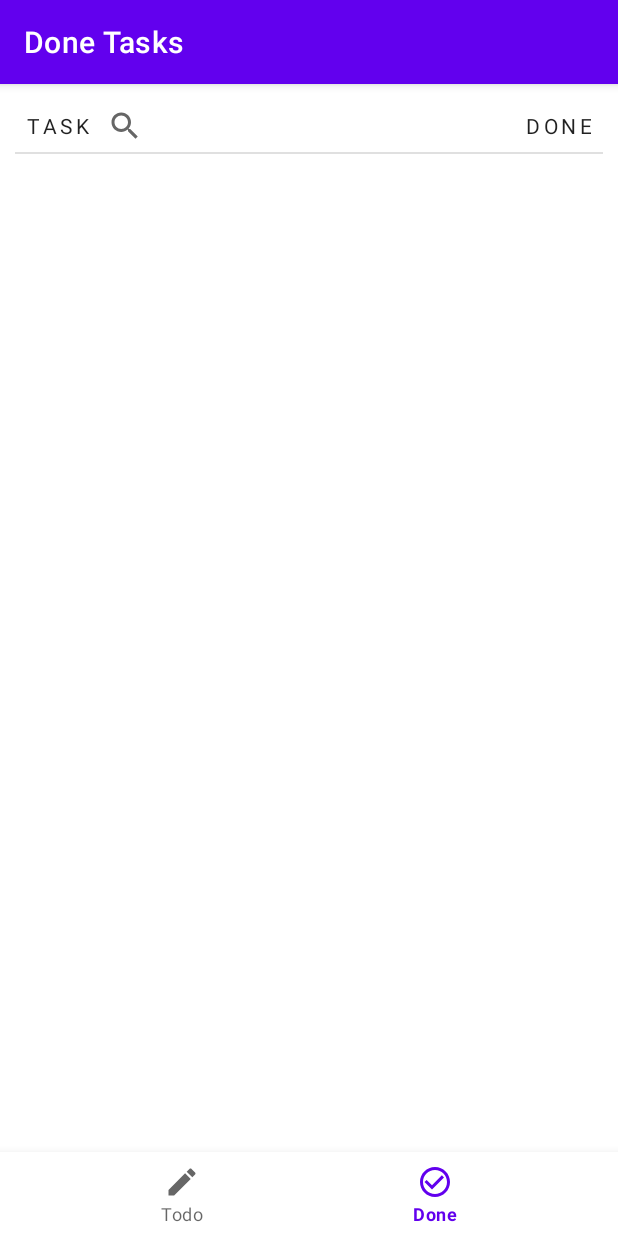
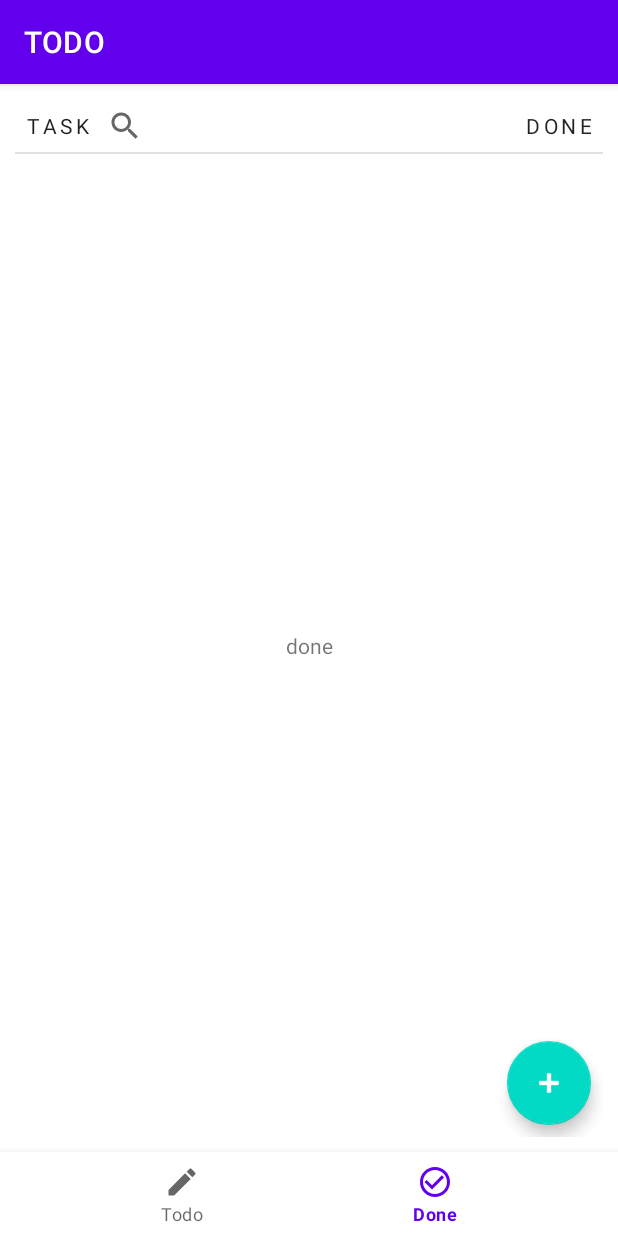
Before and after one commit to printjt/TODO-List, an Android app: the screen it shows after launch (MainActivity), item 2 of the bottom bar chosen, on a phone screen of 412 x 824 dp. Run offline under Robolectric (Android 15) with nearby library versions, the phone set to English and light mode, and no system bars; our stand-ins replace Room's generated code, navigation-ui; libraries missing offline, so code that uses them is left out: it.xabaras.android.

Commit message:
no message

```diff
--- a/app/src/main/java/com/example/inventory/AddItemFragment.kt
+++ b/app/src/main/java/com/example/inventory/AddItemFragment.kt
@@ -157,7 +157,7 @@ class AddItemFragment : Fragment() {
                 dir.toString(),
                 date
             )
-            val action = AddItemFragmentDirections.actionAddItemFragmentToItemListFragment()
+            val action = AddItemFragmentDirections.actionAddItemFragmentToItemListFragment("")
             findNavController().navigate(action)
         }
     }
@@ -175,7 +175,7 @@ class AddItemFragment : Fragment() {
                 false,
                 this.date
             )
-            val action = AddItemFragmentDirections.actionAddItemFragmentToItemListFragment()
+            val action = AddItemFragmentDirections.actionAddItemFragmentToItemListFragment("")
             findNavController().navigate(action)
         }
     }
--- a/app/src/main/java/com/example/inventory/ItemListDoneFragment.kt
+++ /dev/null
@@ -1,111 +0,0 @@
-/*
- * Copyright (C) 2021 The Android Open Source Project.
- *
- * Licensed under the Apache License, Version 2.0 (the "License");
- * you may not use this file except in compliance with the License.
- * You may obtain a copy of the License at
- *
- *     http://www.apache.org/licenses/LICENSE-2.0
- *
- * Unless required by applicable law or agreed to in writing, software
- * distributed under the License is distributed on an "AS IS" BASIS,
- * WITHOUT WARRANTIES OR CONDITIONS OF ANY KIND, either express or implied.
- * See the License for the specific language governing permissions and
- * limitations under the License.
- */
-
-package com.example.inventory
-
-import android.os.Bundle
-import android.view.LayoutInflater
-import android.view.View
-import android.view.ViewGroup
-import android.widget.SearchView
-import androidx.fragment.app.Fragment
-import androidx.fragment.app.activityViewModels
-import androidx.navigation.fragment.findNavController
-import androidx.recyclerview.widget.ItemTouchHelper
-import androidx.recyclerview.widget.LinearLayoutManager
-import androidx.recyclerview.widget.RecyclerView
-import com.example.inventory.databinding.ItemListDoneFragmentBinding
-
-/**
- * Main fragment displaying details for all items in the database.
- */
-class ItemListDoneFragment : Fragment() {
-    private val viewModel: InventoryViewModel by activityViewModels {
-        InventoryViewModelFactory(
-            (activity?.application as InventoryApplication).database.itemDao()
-        )
-    }
-
-    private var _binding: ItemListDoneFragmentBinding? = null
-    private val binding get() = _binding!!
-
-    override fun onCreateView(
-        inflater: LayoutInflater,
-        container: ViewGroup?,
-        savedInstanceState: Bundle?
-    ): View? {
-        _binding = ItemListDoneFragmentBinding.inflate(inflater, container, false)
-        return binding.root
-    }
-
-    override fun onViewCreated(view: View, savedInstanceState: Bundle?) {
-        super.onViewCreated(view, savedInstanceState)
-
-        val adapter = ItemListDoneAdapter {
-            val action =
-                ItemListDoneFragmentDirections.actionBlankFragmentToItemDetailFragment2(it.id)
-            this.findNavController().navigate(action)
-        }
-
-        val swipe = object : SwipeDeleteDone(binding.recyclerView1.context) {
-            override fun onSwiped(viewHolder: RecyclerView.ViewHolder, direction: Int) {
-                val position = viewHolder.adapterPosition
-                when (direction) {
-                    ItemTouchHelper.RIGHT -> viewModel.deleteItem(adapter.currentList[position])
-
-
-                }
-
-            }
-        }
-
-        val itemTouchHelper = ItemTouchHelper(swipe)
-        itemTouchHelper.attachToRecyclerView(binding.recyclerView1)
-
-        binding.recyclerView1.layoutManager = LinearLayoutManager(this.context)
-        binding.recyclerView1.adapter = adapter
-
-
-        // Attach an observer on the allItems list to update the UI automatically when the data
-        // changes.
-        viewModel.allItems.observe(this.viewLifecycleOwner) { items ->
-
-            items.let {
-                binding.search.setOnQueryTextListener(object : SearchView.OnQueryTextListener {
-                    override fun onQueryTextSubmit(query: String?): Boolean {
-                        return false
-                    }
-
-                    override fun onQueryTextChange(newText: String?): Boolean {
-                        adapter.submitList(items.filter { it.itemName.startsWith(newText!!,true) && it.isDone })
-                        return true
-                    }
-
-                })
-                adapter.submitList(items.filter { it.isDone })
-
-            }
-
-
-        }
-
-
-
-
-    }
-
-
-}
--- a/app/src/main/java/com/example/inventory/ItemListFragment.kt
+++ b/app/src/main/java/com/example/inventory/ItemListFragment.kt
@@ -17,6 +17,7 @@
 package com.example.inventory
 
 import android.os.Bundle
+import android.util.Log
 import android.view.LayoutInflater
 import android.view.View
 import android.view.ViewGroup
@@ -24,6 +25,7 @@ import android.widget.SearchView
 import androidx.fragment.app.Fragment
 import androidx.fragment.app.activityViewModels
 import androidx.navigation.fragment.findNavController
+import androidx.navigation.fragment.navArgs
 import androidx.recyclerview.widget.GridLayoutManager
 import androidx.recyclerview.widget.ItemTouchHelper
 import androidx.recyclerview.widget.LinearLayoutManager
@@ -34,7 +36,9 @@ import com.example.inventory.databinding.ItemListFragmentBinding
 /**
  * Main fragment displaying details for all items in the database.
  */
-class ItemListFragment : Fragment() {
+class ItemListFragment() : Fragment() {
+
+
     private val viewModel: InventoryViewModel by activityViewModels {
         InventoryViewModelFactory(
             (activity?.application as InventoryApplication).database.itemDao()
@@ -43,6 +47,7 @@ class ItemListFragment : Fragment() {
 
     private var _binding: ItemListFragmentBinding? = null
     private val binding get() = _binding!!
+    private val navigationArgs : ItemListFragmentArgs by navArgs()
 
     override fun onCreateView(
         inflater: LayoutInflater,
@@ -102,9 +107,15 @@ class ItemListFragment : Fragment() {
 
 
 
-       binding.recyclerView.layoutManager = LinearLayoutManager(this.context)
+        binding.recyclerView.layoutManager = LinearLayoutManager(this.context)
 
         binding.recyclerView.adapter = adapter
+
+
+        val temp = navigationArgs.data;
+        Log.d("yes",temp)
+        binding.screenName.text = temp
+
 
 
         // Attach an observer on the allItems list to update the UI automatically when the data
@@ -112,18 +123,42 @@ class ItemListFragment : Fragment() {
         viewModel.allItems.observe(this.viewLifecycleOwner) { items ->
 
             items.let {
+                adapter.submitList(items.filter { !it.isDone })
                 binding.search.setOnQueryTextListener(object : SearchView.OnQueryTextListener {
                     override fun onQueryTextSubmit(query: String?): Boolean {
                         return false
                     }
 
                     override fun onQueryTextChange(newText: String?): Boolean {
-                        adapter.submitList(items.filter { it.itemName.contains(newText!!,true) && !it.isDone })
+                        if(temp == "todo"){
+                            adapter.submitList(items.filter {
+                                it.itemName.contains(
+                                    newText!!,
+                                    true
+                                ) && !it.isDone
+                            })
+                        } else if (temp == "done"){
+                            adapter.submitList(items.filter {
+                                it.itemName.contains(
+                                    newText!!,
+                                    true
+                                ) && it.isDone
+                            })
+                        }
+
                         return true
                     }
 
                 })
-                adapter.submitList(items.filter { !it.isDone })
+
+                if(temp == "todo"){
+                    adapter.submitList(items.filter { !it.isDone })
+                } else if(temp == "done"){
+                    adapter.submitList(items.filter { it.isDone })
+                }
+
+
+
 
             }
 
@@ -139,6 +174,10 @@ class ItemListFragment : Fragment() {
         }
 
 
+
+
+
+
     }
 
 
--- a/app/src/main/java/com/example/inventory/MainActivity.kt
+++ b/app/src/main/java/com/example/inventory/MainActivity.kt
@@ -16,6 +16,8 @@
 package com.example.inventory
 
 import android.os.Bundle
+import android.util.Log
+import android.view.View
 import androidx.appcompat.app.AppCompatActivity
 import androidx.appcompat.widget.ButtonBarLayout
 import androidx.navigation.NavController
@@ -36,7 +38,7 @@ class MainActivity : AppCompatActivity(R.layout.activity_main) {
     override fun onCreate(savedInstanceState: Bundle?) {
         super.onCreate(savedInstanceState)
 
-        val appBarConfiguration = AppBarConfiguration.Builder(R.id.blankFragment,R.id.itemListFragment).build()
+        val appBarConfiguration = AppBarConfiguration.Builder(R.id.itemListFragment).build()
 
         // Retrieve NavController from the NavHostFragment
         val navHostFragment = supportFragmentManager
@@ -47,7 +49,24 @@ class MainActivity : AppCompatActivity(R.layout.activity_main) {
 
 
         val bottom_nav = findViewById<BottomNavigationView>(R.id.bottom_navigation)
-        bottom_nav.setupWithNavController(navController)
+        bottom_nav.setOnNavigationItemSelectedListener { item ->
+            when(item.itemId) {
+                R.id.Todo -> {
+
+                    val action = ItemListFragmentDirections.actionItemListFragmentSelf("todo")
+                    navController.navigate(action)
+                    true
+                }
+                R.id.Done -> {
+
+                    val action = ItemListFragmentDirections.actionItemListFragmentSelf("done")
+                    navController.navigate(action)
+                    true
+                }
+                else -> false
+            }
+        }
+        //bottom_nav.setupWithNavController(navController)
 
 
 
--- a/app/src/main/res/layout/item_list_done_fragment.xml
+++ /dev/null
@@ -1,76 +0,0 @@
-<?xml version="1.0" encoding="utf-8"?><!--
-  ~ Copyright (C) 2021 The Android Open Source Project.
-  ~
-  ~ Licensed under the Apache License, Version 2.0 (the "License");
-  ~ you may not use this file except in compliance with the License.
-  ~ You may obtain a copy of the License at
-  ~
-  ~     http://www.apache.org/licenses/LICENSE-2.0
-  ~
-  ~ Unless required by applicable law or agreed to in writing, software
-  ~ distributed under the License is distributed on an "AS IS" BASIS,
-  ~ WITHOUT WARRANTIES OR CONDITIONS OF ANY KIND, either express or implied.
-  ~ See the License for the specific language governing permissions and
-  ~ limitations under the License.
-  -->
-<androidx.constraintlayout.widget.ConstraintLayout xmlns:android="http://schemas.android.com/apk/res/android"
-    xmlns:app="http://schemas.android.com/apk/res-auto"
-    xmlns:tools="http://schemas.android.com/tools"
-    android:layout_width="match_parent"
-    android:layout_height="match_parent"
-    android:layout_margin="10dp"
-    tools:context=".ItemListFragment">
-
-    <SearchView
-        android:id="@+id/search"
-        android:layout_width="200dp"
-        android:layout_height="35dp"
-        app:layout_constraintEnd_toStartOf="@id/item_text_done"
-        app:layout_constraintHorizontal_bias="0.0"
-        app:layout_constraintStart_toEndOf="@id/item_name"
-        app:layout_constraintTop_toTopOf="parent" />
-
-    <TextView
-        android:id="@+id/item_name"
-        style="@style/Widget.Inventory.Header"
-        android:layout_marginStart="@dimen/margin_between_elements"
-        android:text="@string/task"
-
-
-        app:layout_constraintStart_toStartOf="parent"
-        app:layout_constraintTop_toTopOf="parent" />
-
-
-
-
-    <TextView
-        android:id="@+id/item_text_done"
-        style="@style/Widget.Inventory.Header"
-        android:layout_alignParentEnd="true"
-        android:layout_marginEnd="@dimen/margin_between_elements"
-        android:text="Done"
-        android:textAlignment="center"
-        app:layout_constraintEnd_toEndOf="parent"
-        app:layout_constraintTop_toTopOf="parent" />
-
-    <View
-        android:id="@+id/divider"
-        style="@style/Divider"
-        android:layout_marginTop="@dimen/margin_between_elements"
-        app:layout_constraintBottom_toTopOf="@+id/recyclerView1"
-        app:layout_constraintEnd_toEndOf="parent"
-        app:layout_constraintStart_toStartOf="parent"
-        app:layout_constraintTop_toBottomOf="@+id/item_name" />
-
-    <androidx.recyclerview.widget.RecyclerView
-        android:id="@+id/recyclerView1"
-        android:layout_width="match_parent"
-        android:layout_height="wrap_content"
-        android:scrollbars="vertical"
-        app:layout_constraintEnd_toEndOf="parent"
-        app:layout_constraintStart_toStartOf="parent"
-        app:layout_constraintTop_toBottomOf="@+id/divider" />
-
-
-
-</androidx.constraintlayout.widget.ConstraintLayout>
--- a/app/src/main/res/layout/item_list_fragment.xml
+++ b/app/src/main/res/layout/item_list_fragment.xml
@@ -68,6 +68,15 @@
         app:layout_constraintEnd_toEndOf="parent"
         app:layout_constraintStart_toStartOf="parent"
         app:layout_constraintTop_toBottomOf="@+id/divider" />
+    <TextView
+        android:id="@+id/screen_name"
+        android:layout_width="wrap_content"
+        android:layout_height="wrap_content"
+        app:layout_constraintStart_toStartOf="parent"
+        app:layout_constraintEnd_toEndOf="parent"
+        app:layout_constraintTop_toBottomOf="@id/recyclerView"
+        app:layout_constraintBottom_toBottomOf="parent"
+        android:text="this is just a place holder"/>
 
     <com.google.android.material.floatingactionbutton.FloatingActionButton
         android:id="@+id/floatingActionButton"
--- a/app/src/main/res/menu/menu.xml
+++ b/app/src/main/res/menu/menu.xml
@@ -1,12 +1,14 @@
 <?xml version="1.0" encoding="utf-8"?>
-<menu xmlns:android="http://schemas.android.com/apk/res/android">
+<menu xmlns:tools="http://schemas.android.com/tools"
+    xmlns:android="http://schemas.android.com/apk/res/android">
 
     <item
-        android:id="@+id/itemListFragment"
+        android:id="@+id/Todo"
         android:icon="@drawable/ic_edit"
         android:title="Todo" />
     <item
-        android:id="@+id/blankFragment"
+        android:id="@+id/Done"
         android:icon="@drawable/ic_baseline_check_circle_outline_24"
-        android:title="Done" />
+        android:title="Done"
+        tools:ignore="DuplicateIds" />
 </menu>
--- a/app/src/main/res/navigation/nav_graph.xml
+++ b/app/src/main/res/navigation/nav_graph.xml
@@ -31,8 +31,12 @@
             android:id="@+id/action_itemListFragment_to_addItemFragment"
             app:destination="@id/addItemFragment" />
         <action
-            android:id="@+id/action_itemListFragment_to_blankFragment"
-            app:destination="@id/blankFragment" />
+            android:id="@+id/action_itemListFragment_self"
+            app:destination="@id/itemListFragment" />
+        <argument
+            android:name="data"
+            app:argType="string"
+            android:defaultValue="Todo" />
     </fragment>
     <fragment
         android:id="@+id/itemDetailFragment"
@@ -64,13 +68,4 @@
             app:popUpTo="@id/itemListFragment"
             app:popUpToInclusive="true" />
     </fragment>
-    <fragment
-        android:id="@+id/blankFragment"
-        android:name="com.example.inventory.ItemListDoneFragment"
-        android:label="Done Tasks"
-        tools:layout="@layout/item_list_done_fragment">
-        <action
-            android:id="@+id/action_blankFragment_to_itemDetailFragment2"
-            app:destination="@id/itemDetailFragment" />
-    </fragment>
 </navigation>
```
Also changed, not shown: app/src/main/java/com/example/inventory/BlankFragment.kt (deleted, +0 -59 lines), app/src/main/java/com/example/inventory/ItemListDoneAdapter.kt (deleted, +0 -118 lines), app/src/main/res/layout/item_list_done_item.xml (deleted, +0 -114 lines).
